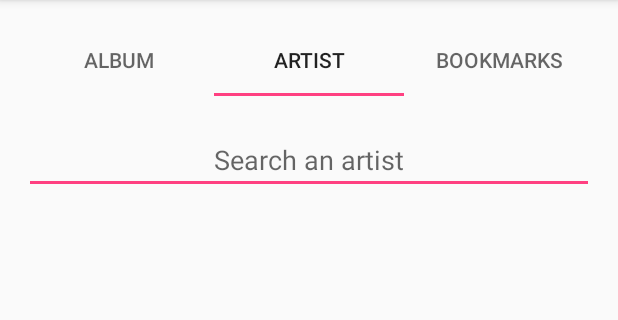
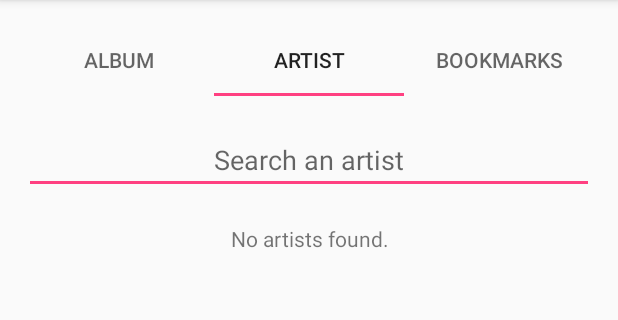
Before and after one commit to sbstp/ift2905-musicbrainz, an Android app: the screen it shows after launch (MainActivity), tab 2 chosen, on a phone screen of 412 x 824 dp, the part 84-404 px from its top. Run offline under Robolectric (Android 15) with nearby library versions, the phone set to English and light mode, and no system bars.

Commit message:
add progress dialogs and empty views

```diff
--- a/app/src/main/java/org/ift2905/musicbrainz/AlbumFragment.java
+++ b/app/src/main/java/org/ift2905/musicbrainz/AlbumFragment.java
@@ -1,6 +1,6 @@
 package org.ift2905.musicbrainz;
 
-import android.content.Context;
+import android.app.ProgressDialog;
 import android.content.Intent;
 import android.os.AsyncTask;
 import android.os.Bundle;
@@ -12,7 +12,6 @@ import android.view.LayoutInflater;
 import android.view.View;
 import android.view.ViewGroup;
 import android.view.inputmethod.EditorInfo;
-import android.view.inputmethod.InputMethodManager;
 import android.widget.AdapterView;
 import android.widget.BaseAdapter;
 import android.widget.EditText;
@@ -30,6 +29,7 @@ public class AlbumFragment extends Fragment implements TextView.OnEditorActionLi
     private LayoutInflater inflater;
     private EditText searchBox;
     private ListView list;
+    private ProgressDialog progressDialog;
     private List<ReleaseGroup> currentReleaseGroups;
 
     @Nullable
@@ -42,6 +42,8 @@ public class AlbumFragment extends Fragment implements TextView.OnEditorActionLi
         this.searchBox.setOnEditorActionListener(this);
         this.list = (ListView) v.findViewById(R.id.list);
         this.list.setOnItemClickListener(this);
+        this.list.setEmptyView(v.findViewById(android.R.id.empty));
+        this.progressDialog = Stylist.makeProgressDialog(getContext());
 
         return v;
     }
@@ -54,6 +56,7 @@ public class AlbumFragment extends Fragment implements TextView.OnEditorActionLi
                         event.getAction() == KeyEvent.ACTION_DOWN &&
                         event.getKeyCode() == KeyEvent.KEYCODE_ENTER) {
             // launch api task
+            progressDialog.show();
             new Task().execute(searchBox.getText().toString());
         }
         return false;
@@ -83,6 +86,7 @@ public class AlbumFragment extends Fragment implements TextView.OnEditorActionLi
         protected void onPostExecute(List<ReleaseGroup> releaseGroups) {
             currentReleaseGroups = releaseGroups;
             list.setAdapter(new Adapter(releaseGroups, inflater));
+            progressDialog.dismiss();
         }
     }
 
--- a/app/src/main/java/org/ift2905/musicbrainz/ArtistFragment.java
+++ b/app/src/main/java/org/ift2905/musicbrainz/ArtistFragment.java
@@ -1,5 +1,6 @@
 package org.ift2905.musicbrainz;
 
+import android.app.ProgressDialog;
 import android.content.Intent;
 import android.os.AsyncTask;
 import android.os.Bundle;
@@ -29,6 +30,7 @@ public class ArtistFragment extends Fragment implements TextView.OnEditorActionL
     private LayoutInflater inflater;
     private EditText searchBox;
     private ListView list;
+    private ProgressDialog progressDialog;
     private List<Artist> currentArtists;
 
     @Nullable
@@ -42,6 +44,8 @@ public class ArtistFragment extends Fragment implements TextView.OnEditorActionL
         this.searchBox.setOnEditorActionListener(this);
         this.list = (ListView) v.findViewById(R.id.list);
         this.list.setOnItemClickListener(this);
+        this.list.setEmptyView(v.findViewById(android.R.id.empty));
+        this.progressDialog = Stylist.makeProgressDialog(getContext());
 
         if (search != null) {
             searchBox.setText(search);
@@ -60,6 +64,7 @@ public class ArtistFragment extends Fragment implements TextView.OnEditorActionL
                         event.getAction() == KeyEvent.ACTION_DOWN &&
                         event.getKeyCode() == KeyEvent.KEYCODE_ENTER) {
 
+            progressDialog.show();
             new Task().execute(searchBox.getText().toString());
         }
         return false;
@@ -90,6 +95,7 @@ public class ArtistFragment extends Fragment implements TextView.OnEditorActionL
             if (artists != null) {
                 currentArtists = artists;
                 list.setAdapter(new Adapter(artists, inflater));
+                progressDialog.dismiss();
             } else {
                 // TODO show error
             }
--- a/app/src/main/java/org/ift2905/musicbrainz/BookmarksFragment.java
+++ b/app/src/main/java/org/ift2905/musicbrainz/BookmarksFragment.java
@@ -1,14 +1,10 @@
 package org.ift2905.musicbrainz;
-
 
 import android.content.Intent;
 import android.os.Bundle;
 import android.support.annotation.Nullable;
 import android.support.v4.app.Fragment;
 import android.text.Editable;
-import android.text.TextUtils;
-import android.text.TextWatcher;
-import android.view.KeyEvent;
 import android.view.LayoutInflater;
 import android.view.View;
 import android.view.ViewGroup;
@@ -29,7 +25,7 @@ public class BookmarksFragment extends Fragment {
 
     private BookmarksService bookmarksService;
     private LayoutInflater inflater;
-    private ListView listView;
+    private ListView list;
     private EditText editText;
     private String filter;
 
@@ -41,7 +37,8 @@ public class BookmarksFragment extends Fragment {
         bookmarksService = new BookmarksService(getContext());
         this.inflater = inflater;
         editText = (EditText) v.findViewById(R.id.editText);
-        listView = (ListView) v.findViewById(R.id.listView);
+        list = (ListView) v.findViewById(R.id.list);
+        list.setEmptyView(v.findViewById(android.R.id.empty));
         refresh();
 
         editText.addTextChangedListener(new TextWatcherAdapter() {
@@ -72,7 +69,7 @@ public class BookmarksFragment extends Fragment {
                     }
                 }
             }
-            listView.setAdapter(new Adapter(filtered));
+            list.setAdapter(new Adapter(filtered));
         }
     }
 
--- a/app/src/main/java/org/ift2905/musicbrainz/ReleaseActivity.java
+++ b/app/src/main/java/org/ift2905/musicbrainz/ReleaseActivity.java
@@ -1,7 +1,6 @@
 package org.ift2905.musicbrainz;
 
 import android.content.Intent;
-import android.graphics.Color;
 import android.os.AsyncTask;
 import android.os.Bundle;
 import android.support.v7.app.AppCompatActivity;
@@ -49,7 +48,7 @@ public class ReleaseActivity extends AppCompatActivity {
 
         artiste = (TextView) findViewById(R.id.artiste);
         album = (TextView) findViewById(R.id.album);
-        listView = (ListView) findViewById(R.id.listView);
+        listView = (ListView) findViewById(R.id.list);
         imageView = (ImageView) findViewById(R.id.imageView);
 
 
--- a/app/src/main/java/org/ift2905/musicbrainz/Stylist.java
+++ b/app/src/main/java/org/ift2905/musicbrainz/Stylist.java
@@ -1,9 +1,19 @@
 package org.ift2905.musicbrainz;
 
+import android.app.ProgressDialog;
+import android.content.Context;
 import android.graphics.Color;
 import android.view.View;
+import android.widget.ProgressBar;
 
 public class Stylist {
+
+    public static ProgressDialog makeProgressDialog(Context ctx) {
+        ProgressDialog p = new ProgressDialog(ctx);
+        p.setProgressStyle(ProgressDialog.STYLE_SPINNER);
+        p.setIndeterminate(true);
+        return p;
+    }
 
     public static void interweaveListViewBgColor(int position, View v) {
         if (position % 2 == 0) {
--- a/app/src/main/res/layout/fragment_artist.xml
+++ b/app/src/main/res/layout/fragment_artist.xml
@@ -21,11 +21,12 @@
         android:layout_gravity="center_horizontal"
         android:layout_marginTop="10dp" />
 
-    ListView
-        android:layout_width="wrap_content"
+    <TextView
+        android:id="@android:id/empty"
         android:layout_height="wrap_content"
-        android:id="@+id/listView"
-        android:layout_gravity="center_vertical"
-        android:layout_weight="0.90" />
+        android:layout_width="fill_parent"
+        android:layout_marginTop="20dp"
+        android:textAlignment="center"
+        android:text="@string/main_tab_artist_empty" />
 
 </LinearLayout>
--- a/app/src/main/res/values/strings.xml
+++ b/app/src/main/res/values/strings.xml
@@ -3,10 +3,13 @@
 
     <string name="main_tab_album_title">Album</string>
     <string name="main_tab_album_hint">Search an album</string>
+    <string name="main_tab_album_empty">No albums found.</string>
     <string name="main_tab_artist_title">Artist</string>
     <string name="main_tab_artist_hint">Search an artist</string>
+    <string name="main_tab_artist_empty">No artists found.</string>
     <string name="main_tab_bookmarks_title">Bookmarks</string>
     <string name="main_tab_bookmarks_hint">Filter bookmarks</string>
+    <string name="main_tab_bookmarks_empty">You do not have any bookmarks.</string>
 
     <string name="release_number">#</string>
     <string name="release_track">Track</string>
```
Also changed, not shown: app/src/main/res/layout/activity_release.xml (+4 -4 lines), app/src/main/res/layout/fragment_album.xml (+8 -0 lines), app/src/main/res/layout/fragment_bookmarks.xml (+12 -3 lines).
